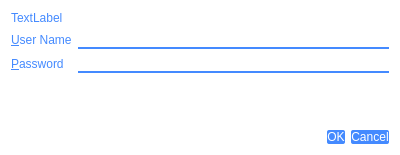
The window that 2.x/UI/dooble_authentication_dialog.ui (textbrowser/dooble) describes before a commit, drawn with Qt 5.
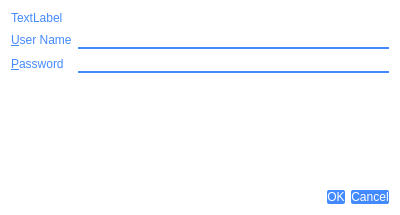
The same window after the commit. Icons and pictures are not drawn.

What changed in the file:
```diff
--- a/2.x/UI/dooble_authentication_dialog.ui
+++ b/2.x/UI/dooble_authentication_dialog.ui
@@ -7,7 +7,7 @@
     <x>0</x>
     <y>0</y>
     <width>400</width>
-    <height>155</height>
+    <height>215</height>
    </rect>
   </property>
   <property name="windowTitle">
```
